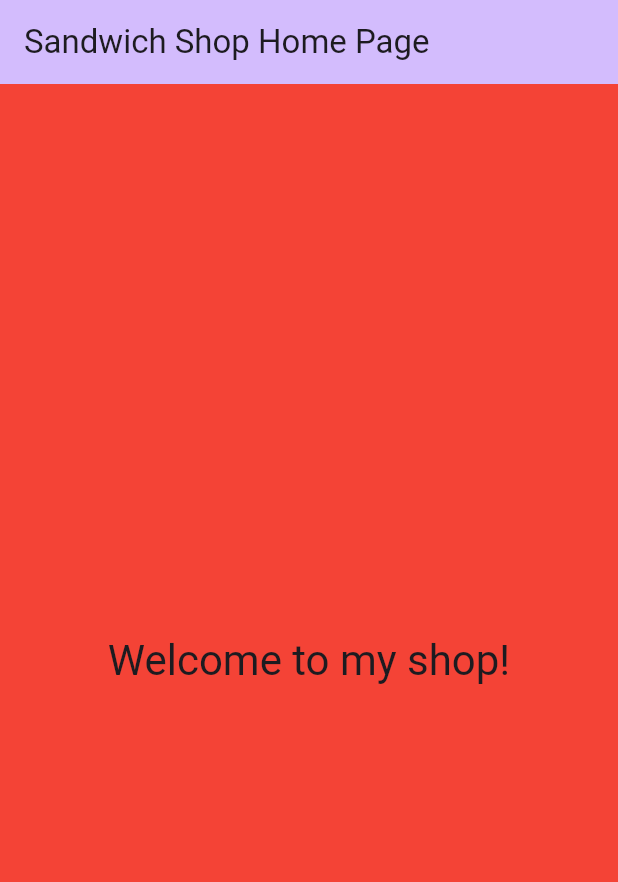
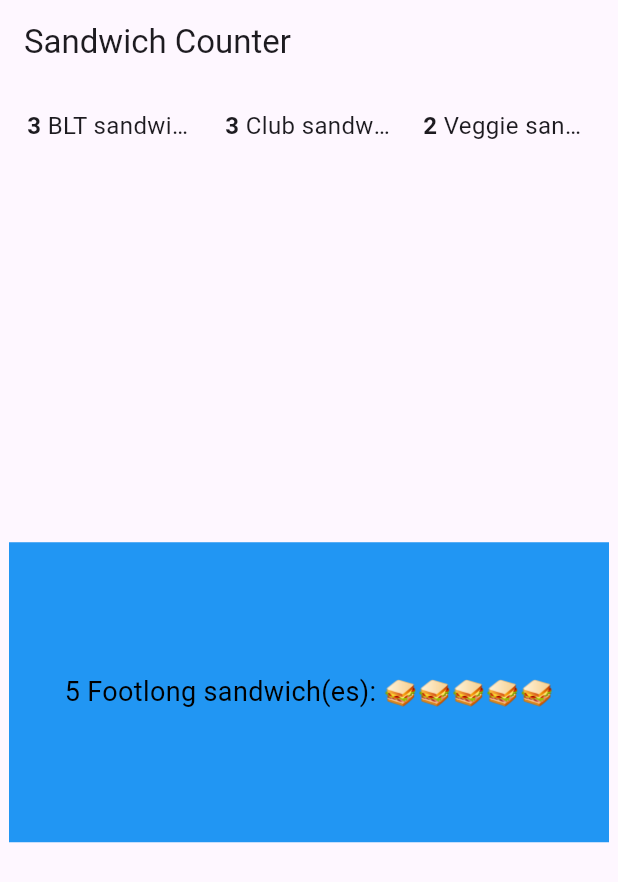
Before and after one commit to fardean08/sandwichshop_worksheet01, a Flutter app: the screen it shows after launch, on a phone screen of 412 x 824 dp. Shown: the top 882 px of the screen. Run offline on Flutter 3.47's test engine with Material 3 defaults, Android fonts, the phone set to English and light mode, and no system bars.

Commit message:
upload from personal

```diff
--- a/lib/main.dart
+++ b/lib/main.dart
@@ -1,9 +1,104 @@
 import 'package:flutter/material.dart';
 
 void main() {
-  runApp(const MyApp());
+  runApp(const App());
 }
 
+// Main App
+class App extends StatelessWidget {
+  const App({super.key});
+
+  @override
+  Widget build(BuildContext context) {
+    return MaterialApp(
+      title: 'Sandwich Shop App',
+      home: Scaffold(
+        appBar: AppBar(title: const Text('Sandwich Counter')),
+        body: Column(
+          children: [
+            Padding(
+              padding: const EdgeInsets.only(top: 12.0, left: 12.0, right: 12.0),
+              child: Row(
+                mainAxisAlignment: MainAxisAlignment.spaceBetween,
+                children: const [
+                  Expanded(child: OrderCompactDisplay(3, 'BLT sandwich(es)')),
+                  SizedBox(width: 8),
+                  Expanded(child: OrderCompactDisplay(3, 'Club sandwich(es)')),
+                  SizedBox(width: 8),
+                  Expanded(child: OrderCompactDisplay(2, 'Veggie sandwich(es)')),
+                ],
+              ),
+            ),
+            const Expanded(
+              child: Center(
+                child: OrderItemDisplay(5, 'Footlong'),
+              ),
+            ),
+          ],
+        ),
+      ),
+    );
+  }
+}
+
+class OrderItemDisplay extends StatelessWidget {
+  final String itemType;
+  final int quantity;
+
+  const OrderItemDisplay(this.quantity, this.itemType, {super.key});
+
+  @override
+  Widget build(BuildContext context) {
+    return Container(
+      width: 400,
+      height: 200,
+      color: Colors.blue,
+      alignment: Alignment.center,
+      child: Text(
+        '$quantity $itemType sandwich(es): ${List.filled(quantity, '🥪').join()}',
+        style: const TextStyle(color: Colors.black, fontSize: 18),
+        maxLines: 1,
+        overflow: TextOverflow.ellipsis,
+      ),
+    );
+  }
+}
+
+// Compact display for top row
+class OrderCompactDisplay extends StatelessWidget {
+  final String itemType;
+  final int quantity;
+
+  const OrderCompactDisplay(this.quantity, this.itemType, {super.key});
+
+  @override
+  Widget build(BuildContext context) {
+    return Padding(
+      padding: const EdgeInsets.symmetric(horizontal: 6.0, vertical: 4.0),
+      child: Row(
+        mainAxisAlignment: MainAxisAlignment.start,
+        children: [
+          // Quantity first
+          Text(
+            '$quantity ',
+            style: const TextStyle(fontWeight: FontWeight.bold, fontSize: 16),
+          ),
+          // Sandwich name and emoji together
+          Expanded(
+            child: Text(
+              '$itemType ${List.filled(quantity, '🥪').join()}',
+              style: const TextStyle(fontSize: 16),
+              maxLines: 1,
+              overflow: TextOverflow.ellipsis,
+            ),
+          ),
+        ],
+      ),
+    );
+  }
+}
+
+// Example leftover template widgets (you can remove if not needed)
 class MyApp extends StatelessWidget {
   const MyApp({super.key});
 
@@ -11,17 +106,16 @@
   Widget build(BuildContext context) {
     return MaterialApp(
       title: 'Sandwich Shop App',
-      home: const MyHomePage(title: 'Sandwich Shop Home Page'),
       theme: ThemeData(
-        colorScheme: ColorScheme.fromSeed(seedColor: Colors.deepPurple),
+        colorScheme: ColorScheme.fromSeed(seedColor: Colors.green),
       ),
+      home: const MyHomePage(title: 'My Sandwich Shop'),
     );
   }
 }
 
 class MyHomePage extends StatefulWidget {
   const MyHomePage({super.key, required this.title});
-
   final String title;
 
   @override
@@ -29,6 +123,14 @@
 }
 
 class _MyHomePageState extends State<MyHomePage> {
+  int _counter = 0;
+
+  void _incrementCounter() {
+    setState(() {
+      _counter++;
+    });
+  }
+
   @override
   Widget build(BuildContext context) {
     return Scaffold(
@@ -36,23 +138,26 @@
         backgroundColor: Theme.of(context).colorScheme.inversePrimary,
         title: Text(widget.title),
       ),
-      body: Container(
-        color: Colors.red, // Set background to red
-        child: Center(
+      body: const Center(
         child: Column(
           mainAxisAlignment: MainAxisAlignment.center,
           children: <Widget>[
             Text(
               'Welcome to my shop!',
-                style: Theme.of(context)
-                    .textTheme
-                    .headlineMedium, // Use headlineMedium for compatibility
+              style: TextStyle(
+                fontSize: 24,
+                color: Colors.green,
+                fontWeight: FontWeight.bold,
+              ),
             ),
           ],
         ),
       ),
+      floatingActionButton: FloatingActionButton(
+        onPressed: _incrementCounter,
+        tooltip: 'Increment',
+        child: const Icon(Icons.add),
       ),
-      // No floatingActionButton or counter
     );
   }
 }
```
Also changed, not shown: pubspec.lock, 1 other file. Lines whose indentation alone changed are shown as unchanged.
